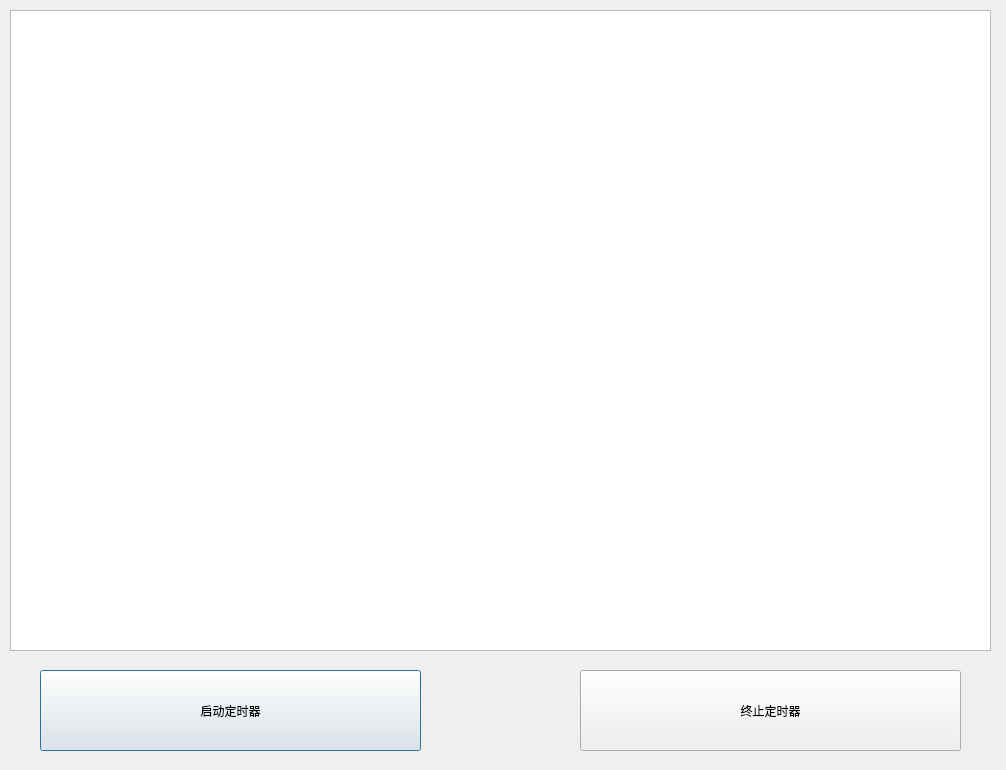
Above: QT11-2/QT11-2/dialog.ui from nangongxiaoxin/C-github before the change. Below: the same form after it.
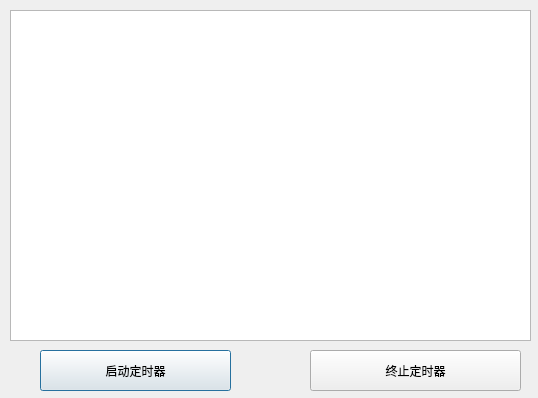
That is the form after the change.

Diff of the .ui file:
```diff
--- a/QT11-2/QT11-2/dialog.ui
+++ b/QT11-2/QT11-2/dialog.ui
@@ -6,8 +6,8 @@
    <rect>
     <x>0</x>
     <y>0</y>
-    <width>1006</width>
-    <height>770</height>
+    <width>538</width>
+    <height>398</height>
    </rect>
   </property>
   <property name="windowTitle">
@@ -18,8 +18,8 @@
     <rect>
      <x>10</x>
      <y>10</y>
-     <width>981</width>
-     <height>641</height>
+     <width>521</width>
+     <height>331</height>
     </rect>
    </property>
   </widget>
@@ -27,9 +27,9 @@
    <property name="geometry">
     <rect>
      <x>40</x>
-     <y>670</y>
-     <width>381</width>
-     <height>81</height>
+     <y>350</y>
+     <width>191</width>
+     <height>41</height>
     </rect>
    </property>
    <property name="text">
@@ -39,10 +39,10 @@
   <widget class="QPushButton" name="stopBtn">
    <property name="geometry">
     <rect>
-     <x>580</x>
-     <y>670</y>
-     <width>381</width>
-     <height>81</height>
+     <x>310</x>
+     <y>350</y>
+     <width>211</width>
+     <height>41</height>
     </rect>
    </property>
    <property name="text">
```
